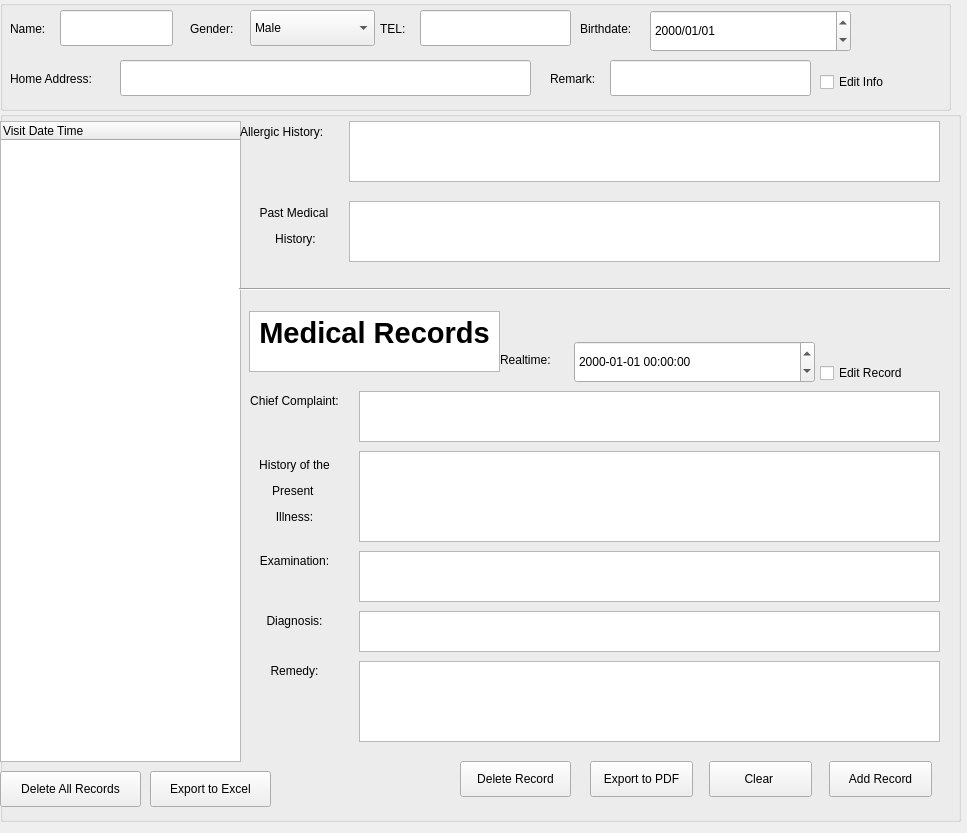
Above: PatientInfoWindow.ui from OhaoTech/ClinicManager before the change. Below: the same form after it.
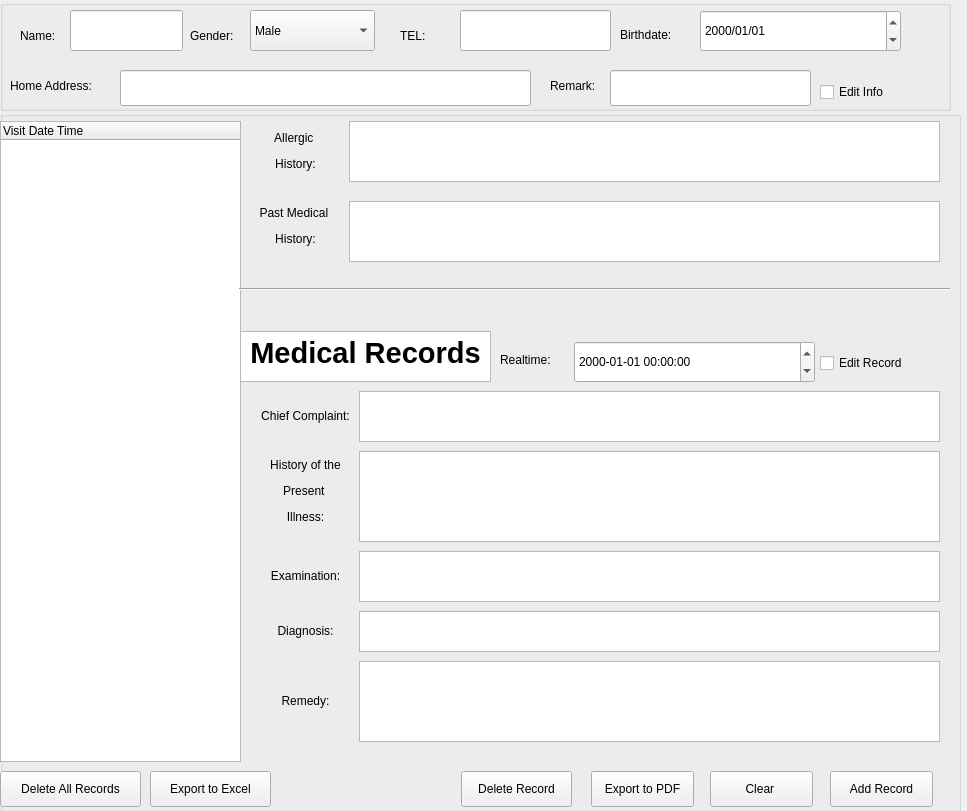
That is the form after the change.

The edit to the form file:
```diff
--- a/PatientInfoWindow.ui
+++ b/PatientInfoWindow.ui
@@ -7,7 +7,7 @@
     <x>0</x>
     <y>0</y>
     <width>967</width>
-    <height>833</height>
+    <height>811</height>
    </rect>
   </property>
   <property name="windowTitle">
@@ -28,10 +28,10 @@
    <widget class="QLabel" name="name_label">
     <property name="geometry">
      <rect>
-      <x>10</x>
+      <x>20</x>
       <y>20</y>
-      <width>66</width>
-      <height>18</height>
+      <width>51</width>
+      <height>31</height>
      </rect>
     </property>
     <property name="text">
@@ -41,10 +41,10 @@
    <widget class="QLineEdit" name="name_lineEdit">
     <property name="geometry">
      <rect>
-      <x>60</x>
+      <x>70</x>
       <y>10</y>
       <width>113</width>
-      <height>36</height>
+      <height>41</height>
      </rect>
     </property>
    </widget>
@@ -54,7 +54,7 @@
       <x>190</x>
       <y>20</y>
       <width>66</width>
-      <height>18</height>
+      <height>31</height>
      </rect>
     </property>
     <property name="text">
@@ -64,10 +64,10 @@
    <widget class="QLineEdit" name="tel_lineEdit">
     <property name="geometry">
      <rect>
-      <x>420</x>
+      <x>460</x>
       <y>10</y>
       <width>151</width>
-      <height>36</height>
+      <height>41</height>
      </rect>
     </property>
     <property name="text">
@@ -80,7 +80,7 @@
       <x>250</x>
       <y>10</y>
       <width>125</width>
-      <height>36</height>
+      <height>41</height>
      </rect>
     </property>
     <item>
@@ -97,10 +97,10 @@
    <widget class="QLabel" name="tel_label">
     <property name="geometry">
      <rect>
-      <x>380</x>
+      <x>400</x>
       <y>20</y>
-      <width>66</width>
-      <height>18</height>
+      <width>61</width>
+      <height>31</height>
      </rect>
     </property>
     <property name="text">
@@ -111,7 +111,7 @@
     <property name="geometry">
      <rect>
       <x>610</x>
-      <y>60</y>
+      <y>70</y>
       <width>201</width>
       <height>36</height>
      </rect>
@@ -122,8 +122,8 @@
      <rect>
       <x>550</x>
       <y>70</y>
-      <width>66</width>
-      <height>18</height>
+      <width>61</width>
+      <height>31</height>
      </rect>
     </property>
     <property name="text">
@@ -134,7 +134,7 @@
     <property name="geometry">
      <rect>
       <x>120</x>
-      <y>60</y>
+      <y>70</y>
       <width>411</width>
       <height>36</height>
      </rect>
@@ -146,7 +146,7 @@
       <x>10</x>
       <y>70</y>
       <width>111</width>
-      <height>18</height>
+      <height>31</height>
      </rect>
     </property>
     <property name="text">
@@ -157,7 +157,7 @@
     <property name="geometry">
      <rect>
       <x>820</x>
-      <y>70</y>
+      <y>80</y>
       <width>97</width>
       <height>24</height>
      </rect>
@@ -169,7 +169,7 @@
    <widget class="QDateEdit" name="birthdate_dateEdit">
     <property name="geometry">
      <rect>
-      <x>650</x>
+      <x>700</x>
       <y>10</y>
       <width>201</width>
       <height>42</height>
@@ -182,10 +182,10 @@
    <widget class="QLabel" name="birthdate_label">
     <property name="geometry">
      <rect>
-      <x>580</x>
+      <x>620</x>
       <y>20</y>
-      <width>66</width>
-      <height>18</height>
+      <width>81</width>
+      <height>31</height>
      </rect>
     </property>
     <property name="text">
@@ -199,7 +199,7 @@
      <x>0</x>
      <y>111</y>
      <width>961</width>
-     <height>711</height>
+     <height>701</height>
     </rect>
    </property>
    <property name="title">
@@ -226,11 +226,11 @@
       <x>240</x>
       <y>10</y>
       <width>111</width>
-      <height>21</height>
+      <height>61</height>
      </rect>
     </property>
     <property name="text">
-     <string>Allergic History:</string>
+     <string>&lt;html&gt;&lt;head/&gt;&lt;body&gt;&lt;p align=&quot;center&quot;&gt;Allergic &lt;/p&gt;&lt;p align=&quot;center&quot;&gt;History:&lt;/p&gt;&lt;/body&gt;&lt;/html&gt;</string>
     </property>
    </widget>
    <widget class="QTextEdit" name="allergic_history_textEdit">
@@ -269,8 +269,8 @@
    <widget class="QPushButton" name="new_pushButton">
     <property name="geometry">
      <rect>
-      <x>709</x>
-      <y>650</y>
+      <x>710</x>
+      <y>660</y>
       <width>103</width>
       <height>36</height>
      </rect>
@@ -282,8 +282,8 @@
    <widget class="QPushButton" name="delete_record_pushButton">
     <property name="geometry">
      <rect>
-      <x>460</x>
-      <y>650</y>
+      <x>461</x>
+      <y>660</y>
       <width>111</width>
       <height>36</height>
      </rect>
@@ -295,8 +295,8 @@
    <widget class="QPushButton" name="add_record_pushButton">
     <property name="geometry">
      <rect>
-      <x>829</x>
-      <y>650</y>
+      <x>830</x>
+      <y>660</y>
       <width>103</width>
       <height>36</height>
      </rect>
@@ -308,10 +308,10 @@
    <widget class="QLabel" name="chief_complaint_label">
     <property name="geometry">
      <rect>
-      <x>239</x>
+      <x>250</x>
       <y>280</y>
       <width>111</width>
-      <height>21</height>
+      <height>51</height>
      </rect>
     </property>
     <property name="text">
@@ -347,10 +347,10 @@
    <widget class="QLabel" name="diagnosis_label">
     <property name="geometry">
      <rect>
-      <x>239</x>
+      <x>250</x>
       <y>500</y>
       <width>111</width>
-      <height>21</height>
+      <height>41</height>
      </rect>
     </property>
     <property name="text">
@@ -360,7 +360,7 @@
    <widget class="QLabel" name="history_of_the_present_illness_label">
     <property name="geometry">
      <rect>
-      <x>239</x>
+      <x>250</x>
       <y>340</y>
       <width>111</width>
       <height>81</height>
@@ -412,10 +412,10 @@
    <widget class="QLabel" name="examinination_label">
     <property name="geometry">
      <rect>
-      <x>239</x>
+      <x>250</x>
       <y>440</y>
       <width>111</width>
-      <height>21</height>
+      <height>51</height>
      </rect>
     </property>
     <property name="text">
@@ -425,12 +425,15 @@
    <widget class="QLabel" name="remedy_label">
     <property name="geometry">
      <rect>
-      <x>239</x>
+      <x>250</x>
       <y>550</y>
       <width>111</width>
-      <height>21</height>
+      <height>81</height>
      </rect>
     </property>
+    <property name="layoutDirection">
+     <enum>Qt::LeftToRight</enum>
+    </property>
     <property name="text">
      <string>&lt;html&gt;&lt;head/&gt;&lt;body&gt;&lt;p align=&quot;center&quot;&gt;Remedy:&lt;/p&gt;&lt;/body&gt;&lt;/html&gt;</string>
     </property>
@@ -438,10 +441,10 @@
    <widget class="QTextBrowser" name="textBrowser">
     <property name="geometry">
      <rect>
-      <x>249</x>
-      <y>200</y>
+      <x>240</x>
+      <y>220</y>
       <width>251</width>
-      <height>61</height>
+      <height>51</height>
      </rect>
     </property>
     <property name="styleSheet">
@@ -507,7 +510,7 @@
     <property name="geometry">
      <rect>
       <x>820</x>
-      <y>250</y>
+      <y>240</y>
       <width>111</width>
       <height>24</height>
      </rect>
@@ -545,8 +548,8 @@
    <widget class="QPushButton" name="expor_to_pdf_pushButton">
     <property name="geometry">
      <rect>
-      <x>590</x>
-      <y>650</y>
+      <x>591</x>
+      <y>660</y>
       <width>103</width>
       <height>36</height>
      </rect>
```
